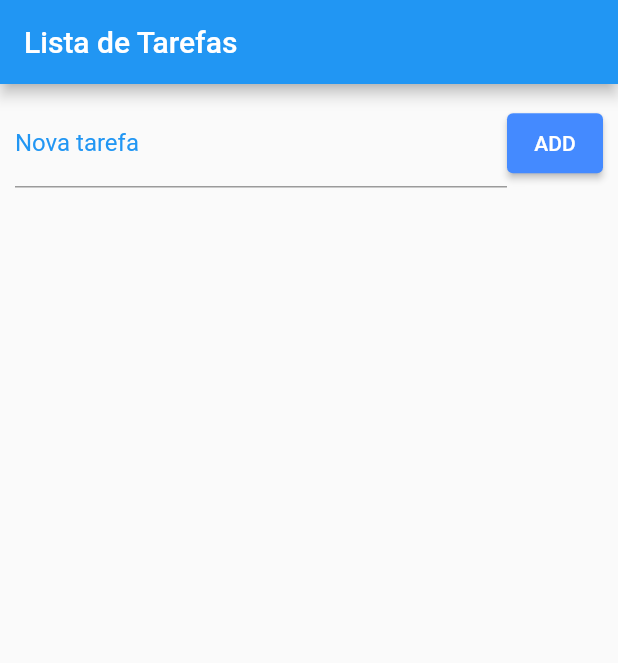
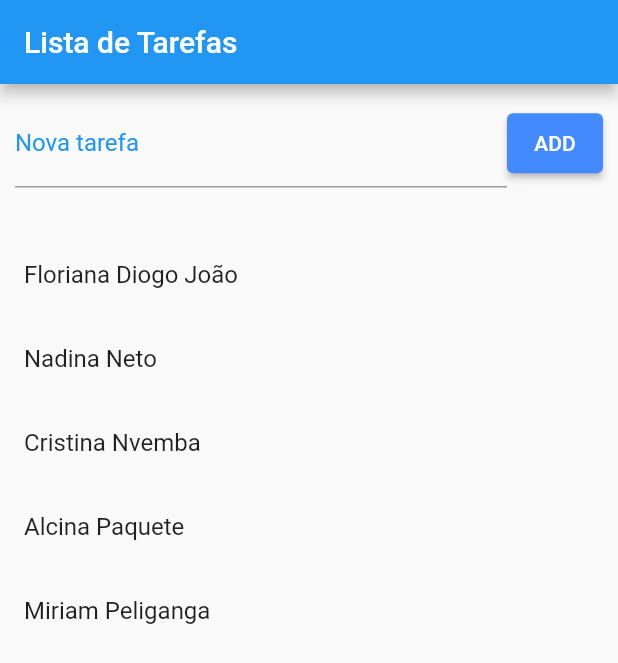
Before and after one commit to itamarpambo751/ToDoList-Dart-Flutter, a Flutter app: the screen it shows after launch, on a phone screen of 412 x 824 dp. Shown: the top 663 px of the screen. Run offline on Flutter 3.47's test engine with Material 2 defaults, Android fonts, the light colour scheme and no system bars.

Commit message:
Expanded { ListView { ListTile

```diff
--- a/lib/main.dart
+++ b/lib/main.dart
@@ -15,6 +15,15 @@ class Home extends StatefulWidget {
 }
 
 class _HomeState extends State<Home> {
+
+  final List _items = [
+    "Floriana Diogo João",
+    "Nadina Neto",
+    "Cristina Nvemba",
+    "Alcina Paquete",
+    "Miriam Peliganga"
+  ];
+
   @override
   Widget build(BuildContext context) {
     return Scaffold(
@@ -45,7 +54,16 @@ class _HomeState extends State<Home> {
                 )
               ],
             ),
-          )
+          ),
+          Expanded(child: ListView.builder(
+            padding: const EdgeInsets.only(top: 20.0),
+            itemCount: _items.length,
+            itemBuilder: (context, index) {
+              return ListTile(
+                title: Text(_items[index]),
+              );
+            },
+          ))
         ],
       ),
     );
```
